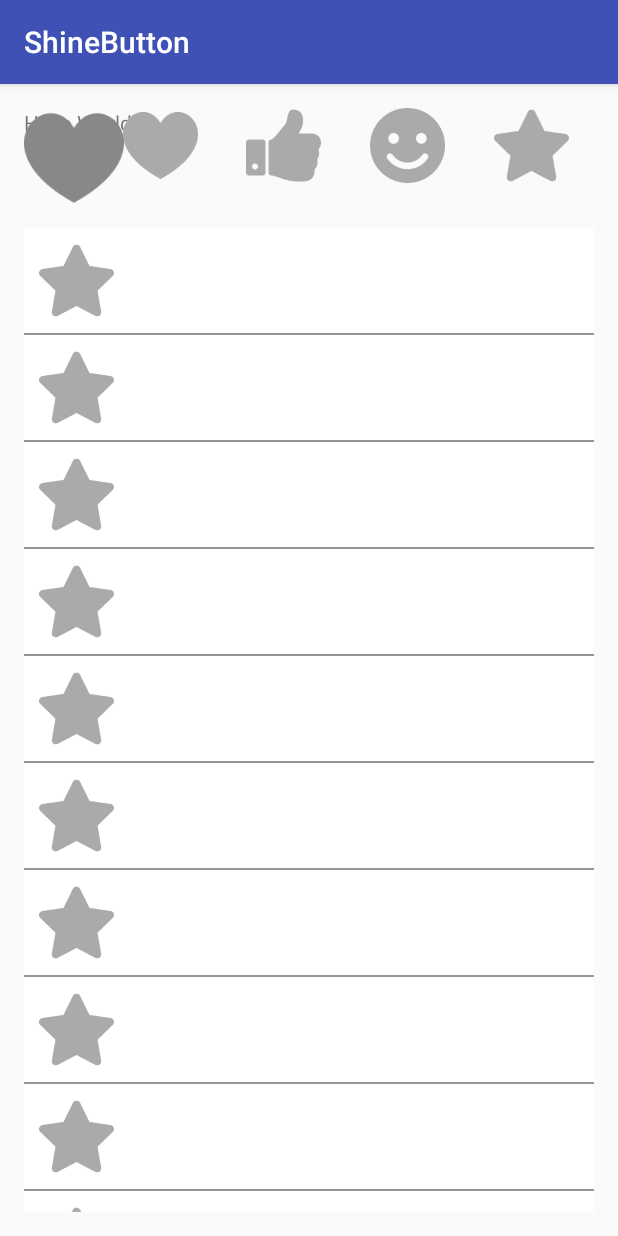
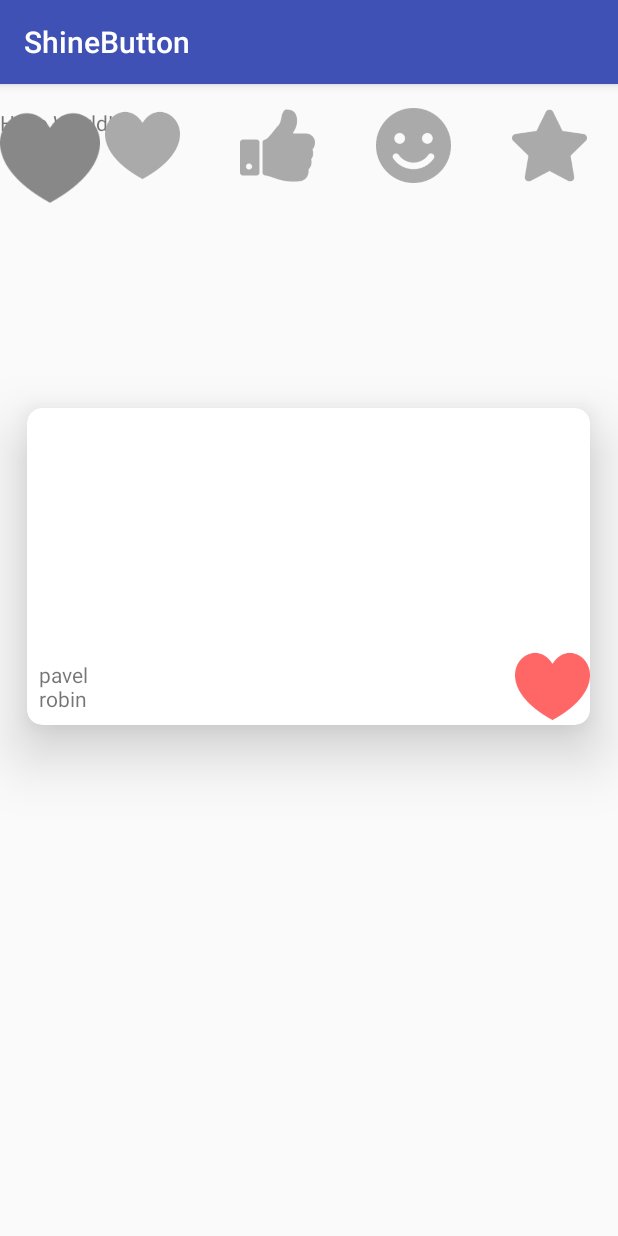
Before and after one commit to ChadCSong/ShineButton, an Android app: the screen it shows after launch (MainActivity), on a phone screen of 412 x 824 dp. Run offline under Robolectric (Android 15) with nearby library versions, the phone set to English and light mode, and no system bars; libraries missing offline, so code that uses them is left out: com.daasuu.ei.

Commit message:
Add cardView test.

```diff
--- a/app/build.gradle
+++ b/app/build.gradle
@@ -1,4 +1,10 @@
 apply plugin: 'com.android.application'
+
+buildscript {
+    repositories {
+        mavenCentral()
+    }
+}
 
 android {
     compileSdkVersion 23
@@ -23,5 +29,7 @@ dependencies {
     compile fileTree(dir: 'libs', include: ['*.jar'])
     testCompile 'junit:junit:4.12'
     compile 'com.android.support:appcompat-v7:23.2.1'
-    compile project(path: ':shinebuttonlib')
+    compile 'com.sackcentury:shinebutton:0.1.5'
+    compile 'com.android.support:cardview-v7:23.0.+'
+//    compile project(path: ':shinebuttonlib')
 }
--- a/app/src/main/res/layout/activity_main.xml
+++ b/app/src/main/res/layout/activity_main.xml
@@ -5,8 +5,6 @@
     android:layout_height="match_parent"
     xmlns:app="http://schemas.android.com/apk/res-auto"
     android:paddingBottom="@dimen/activity_vertical_margin"
-    android:paddingLeft="@dimen/activity_horizontal_margin"
-    android:paddingRight="@dimen/activity_horizontal_margin"
     android:paddingTop="@dimen/activity_vertical_margin"
     tools:context="com.sackcentury.shinebutton.MainActivity">
 
@@ -102,7 +100,79 @@
         android:layout_width="match_parent"
         android:layout_height="match_parent"
         android:id="@+id/list"
+        android:visibility="gone"
         android:background="@android:color/darker_gray">
 
     </ListView>
+
+    <android.support.v7.widget.CardView xmlns:card_view="http://schemas.android.com/apk/res-auto"
+        android:id="@+id/card_view"
+        android:layout_width="wrap_content"
+        android:layout_height="wrap_content"
+        card_view:cardBackgroundColor="@android:color/white"
+        android:layout_marginTop="200dp"
+        android:layout_centerHorizontal="true"
+        android:layout_marginBottom="5dp"
+        card_view:cardCornerRadius="10dp"
+        card_view:cardElevation="24dp">
+
+        <LinearLayout
+            android:layout_width="match_parent"
+            android:layout_height="wrap_content"
+            android:orientation="vertical">
+
+            <ImageView
+                android:id="@+id/image_view"
+                android:layout_width="375dp"
+                android:layout_height="160dp"
+                android:layout_gravity="center_horizontal"
+                android:scaleType="centerCrop" />
+
+            <RelativeLayout
+                android:layout_width="match_parent"
+                android:layout_height="51dp"
+                android:orientation="vertical">
+
+                <TextView
+                    android:id="@+id/title_name"
+                    android:layout_width="wrap_content"
+                    android:layout_height="wrap_content"
+                    android:text="pavel"
+                    android:layout_margin="8dp"
+                    android:maxLines="3" />
+
+                <com.sackcentury.shinebuttonlib.ShineButton
+                    android:layout_width="50dp"
+                    android:layout_height="50dp"
+                    android:layout_centerInParent="true"
+                    android:id="@+id/po_image8"
+                    app:btn_color="#FF6666"
+                    app:btn_fill_color="#999933"
+                    app:siShape="@raw/heart"
+                    android:layout_gravity="right"
+                    android:layout_centerVertical="true"
+                    android:layout_alignParentRight="true"
+                    android:layout_alignParentEnd="true" />
+
+                <TextView
+                    android:id="@+id/movie_name"
+                    android:layout_width="wrap_content"
+                    android:layout_height="wrap_content"
+                    android:text="robin"
+                    android:layout_margin="8dp"
+                    android:layout_alignParentBottom="true" />
+
+            </RelativeLayout>
+
+            <LinearLayout
+                android:layout_width="match_parent"
+                android:layout_height="wrap_content"
+                android:orientation="horizontal">
+
+
+            </LinearLayout>
+
+
+        </LinearLayout>
+    </android.support.v7.widget.CardView>
 </RelativeLayout>
--- a/build.gradle
+++ b/build.gradle
@@ -5,7 +5,7 @@ buildscript {
         jcenter()
     }
     dependencies {
-        classpath 'com.android.tools.build:gradle:2.1.2'
+        classpath 'com.android.tools.build:gradle:2.1.3'
 
         // NOTE: Do not place your application dependencies here; they belong
         // in the individual module build.gradle files
```
